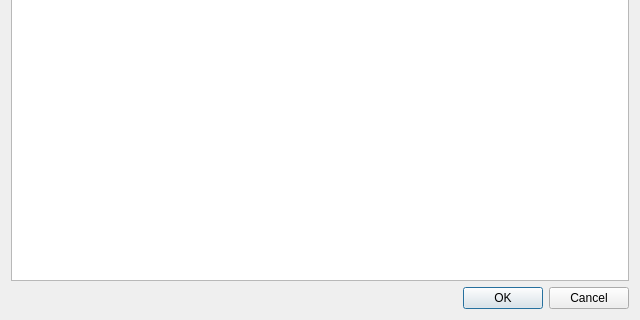
Above: source/statistics.ui from HaukeBartsch/ImageSegmentationEditor before the change; both pictures show x 0 to 640 and y 160 to 480 of the 640 by 480 pixel window. Below: the same form after it.
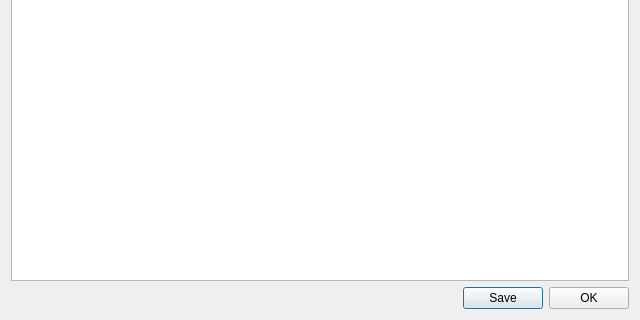
That is the form after the change.

Commit message: add simple statistics calculations for volumes per material

What changed in the file:
```diff
--- a/source/statistics.ui
+++ b/source/statistics.ui
@@ -13,19 +13,40 @@
   <property name="windowTitle">
    <string>Label Statistics</string>
   </property>
-  <layout class="QGridLayout" name="gridLayout">
-   <item row="0" column="0">
+  <layout class="QVBoxLayout" name="verticalLayout">
+   <item>
     <widget class="QTableWidget" name="tableWidget"/>
    </item>
-   <item row="1" column="0">
-    <widget class="QDialogButtonBox" name="buttonBox">
-     <property name="orientation">
-      <enum>Qt::Horizontal</enum>
-     </property>
-     <property name="standardButtons">
-      <set>QDialogButtonBox::Cancel|QDialogButtonBox::Ok</set>
-     </property>
-    </widget>
+   <item>
+    <layout class="QHBoxLayout" name="horizontalLayout">
+     <item>
+      <spacer name="horizontalSpacer">
+       <property name="orientation">
+        <enum>Qt::Horizontal</enum>
+       </property>
+       <property name="sizeHint" stdset="0">
+        <size>
+         <width>40</width>
+         <height>20</height>
+        </size>
+       </property>
+      </spacer>
+     </item>
+     <item>
+      <widget class="QPushButton" name="saveButton">
+       <property name="text">
+        <string>Save</string>
+       </property>
+      </widget>
+     </item>
+     <item>
+      <widget class="QPushButton" name="okButton">
+       <property name="text">
+        <string>OK</string>
+       </property>
+      </widget>
+     </item>
+    </layout>
    </item>
   </layout>
  </widget>
```
Left out of the diff: 35 changed lines with no effect on the pictures. The commit also changes 5 other files.
